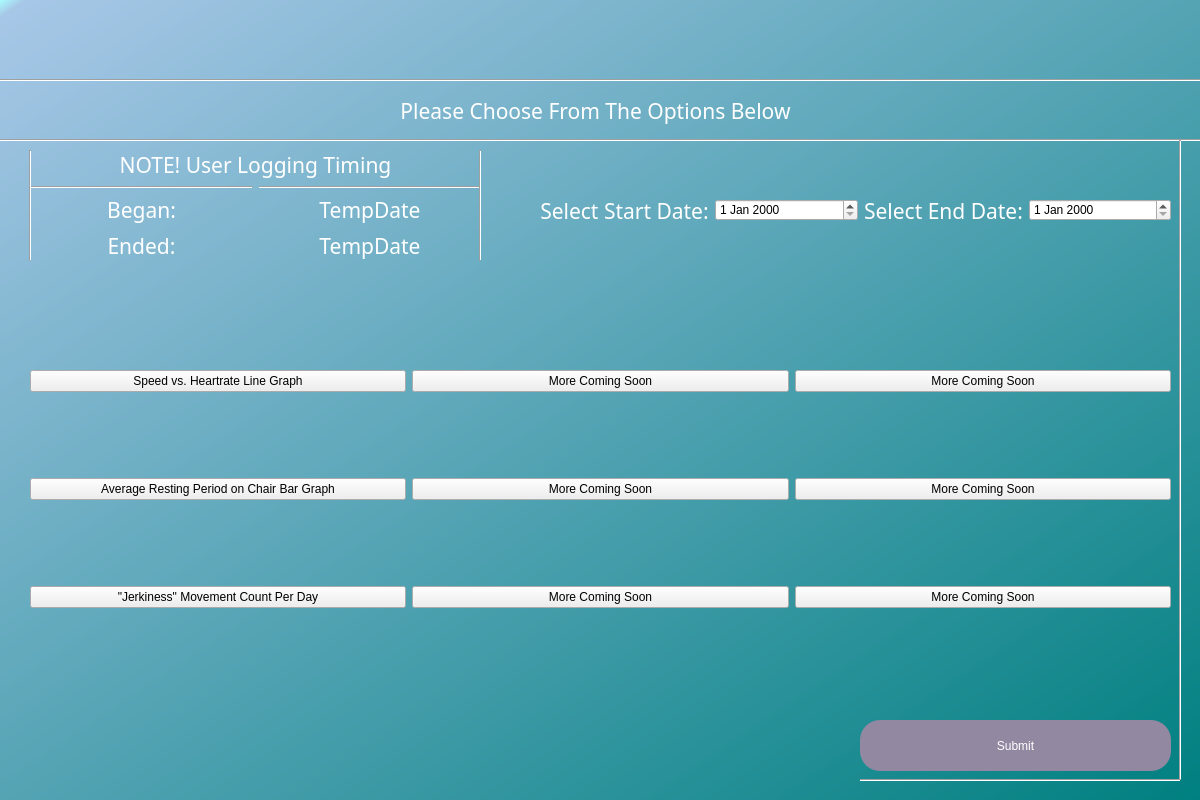
Old version of the form UserDetailedAnalyticsSelectionPage.ui in the repository MysticalMango647/RollSmartGui.
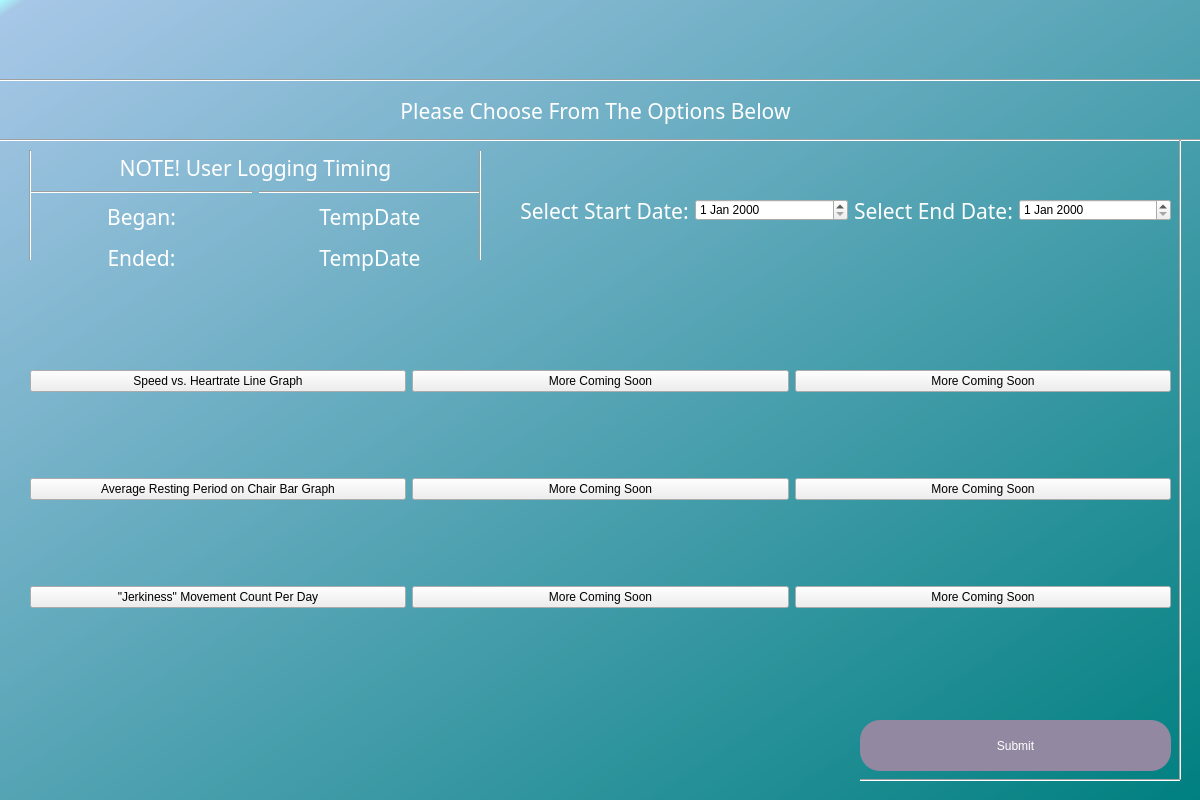
New version of the form.

What changed in the file:
```diff
--- a/UserDetailedAnalyticsSelectionPage.ui
+++ b/UserDetailedAnalyticsSelectionPage.ui
@@ -134,9 +134,9 @@
    <widget class="QWidget" name="horizontalLayoutWidget">
     <property name="geometry">
      <rect>
-      <x>540</x>
+      <x>520</x>
       <y>160</y>
-      <width>631</width>
+      <width>651</width>
       <height>101</height>
      </rect>
     </property>
@@ -211,7 +211,7 @@
       <x>30</x>
       <y>150</y>
       <width>451</width>
-      <height>111</height>
+      <height>125</height>
      </rect>
     </property>
     <layout class="QGridLayout" name="gridLayout">
```
Left out of the diff: 14 changed lines with no effect on the pictures.
